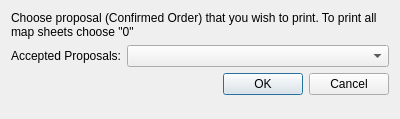
Before: the Qt Designer form InstantPrint/ui/acceptedProposals_dialog_base2.ui in tlh22/TOMs, drawn with Qt 5.
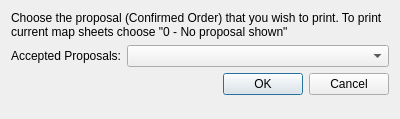
After: the same form once the commit is applied.

Patch:
```diff
--- a/InstantPrint/ui/acceptedProposals_dialog_base2.ui
+++ b/InstantPrint/ui/acceptedProposals_dialog_base2.ui
@@ -37,7 +37,7 @@
    <item row="0" column="0" colspan="2">
     <widget class="QLabel" name="label_2">
      <property name="text">
-      <string>Choose proposal (Confirmed Order) that you wish to print. To print all map sheets choose &quot;0&quot;</string>
+      <string>Choose the proposal (Confirmed Order) that you wish to print. To print current map sheets choose &quot;0 - No proposal shown&quot;</string>
      </property>
      <property name="wordWrap">
       <bool>true</bool>
```
Left out of the diff: 2 changed lines with no effect on the pictures.
